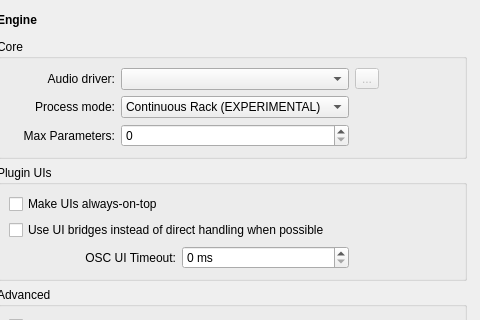
This is resources/ui/carla_settings.ui in falkTX/Carla as Qt 5 draws it before an edit; both pictures show x 120 to 600 and y 0 to 320 of the 600 by 478 pixel window. The edited form follows.
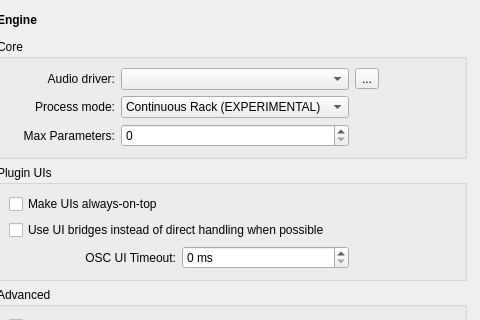
This is the edited form. The open tabs and pages were chosen to show the change. Icons and pictures are not drawn.

Commit message: Implement driver settings (UI side)

The edit to the form file:
```diff
--- a/resources/ui/carla_settings.ui
+++ b/resources/ui/carla_settings.ui
@@ -761,9 +761,6 @@
             </item>
             <item row="0" column="3">
              <widget class="QToolButton" name="tb_engine_driver_config">
-              <property name="enabled">
-               <bool>false</bool>
-              </property>
               <property name="text">
                <string>...</string>
               </property>
```
The commit also changes 3 other files.
